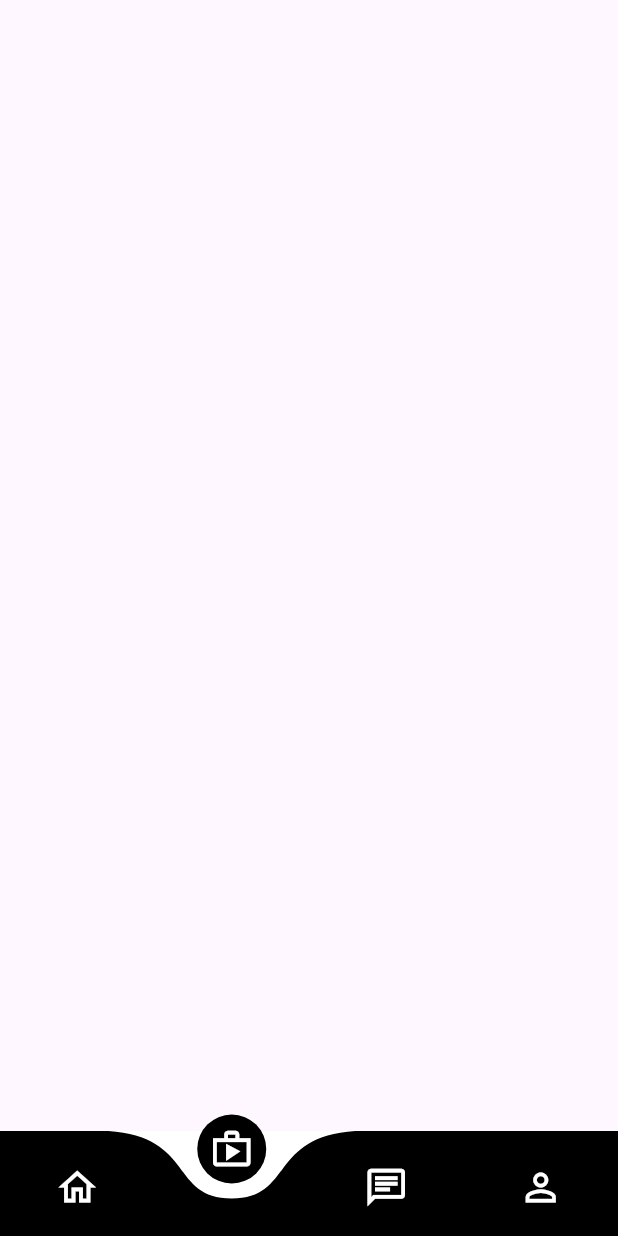
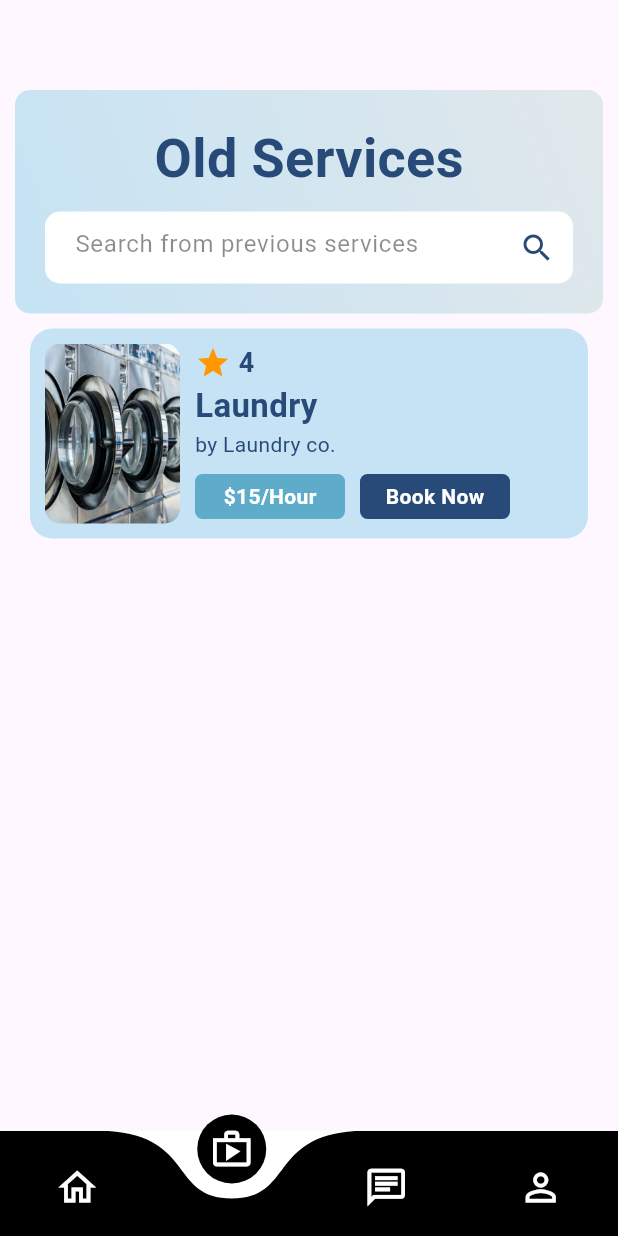
Before and after one commit to BartugKaan/Service-App-with-Flutter, a Flutter app: the screen it shows after launch, item 2 of the bottom bar chosen, on a phone screen of 412 x 824 dp. Run offline on Flutter 3.47's test engine with Material 3 defaults, Android fonts, the phone set to English and light mode, and no system bars; drawn by our look-alikes of curved_navigation_bar.

Commit message:
add: implement Order page layout with search functionality and service display

```diff
--- a/lib/pages/order.dart
+++ b/lib/pages/order.dart
@@ -1,4 +1,5 @@
 import 'package:flutter/material.dart';
+import 'package:service_app/widgets/service_row_widget.dart';
 
 class Order extends StatefulWidget {
   const Order({super.key});
@@ -10,6 +11,65 @@ class Order extends StatefulWidget {
 class _OrderState extends State<Order> {
   @override
   Widget build(BuildContext context) {
-    return Scaffold();
+    return Scaffold(
+      body: Container(
+        width: MediaQuery.of(context).size.width,
+        margin: EdgeInsets.only(top: 60),
+        child: Column(
+          children: [
+            Container(
+              padding: EdgeInsets.all(20),
+              margin: EdgeInsets.only(right: 10, left: 10),
+              decoration: BoxDecoration(
+                  gradient: LinearGradient(colors: [
+                    Color.fromARGB(255, 225, 232, 235),
+                    Color.fromARGB(255, 197, 227, 244),
+                  ], begin: Alignment.topRight, end: Alignment.bottomLeft),
+                  borderRadius: BorderRadius.circular(10)),
+              child: Column(
+                mainAxisAlignment: MainAxisAlignment.center,
+                children: [
+                  Center(
+                    child: Text(
+                      "Old Services",
+                      style: TextStyle(
+                          fontSize: 36,
+                          color: Color(0xff284a79),
+                          fontWeight: FontWeight.bold),
+                    ),
+                  ),
+                  SizedBox(height: 10),
+                  Container(
+                    padding: EdgeInsets.only(left: 20.0),
+                    width: MediaQuery.of(context).size.width,
+                    decoration: BoxDecoration(
+                        color: Colors.white,
+                        borderRadius: BorderRadius.circular(10)),
+                    child: TextField(
+                      decoration: InputDecoration(
+                        border: InputBorder.none,
+                        hintText: "Search from previous services",
+                        hintStyle:
+                            TextStyle(color: Colors.black45, fontSize: 16),
+                        suffixIcon:
+                            Icon(Icons.search, color: Color(0xff284a79)),
+                        contentPadding: EdgeInsets.symmetric(vertical: 10.0),
+                      ),
+                    ),
+                  ),
+                ],
+              ),
+            ),
+            SizedBox(height: 10),
+            ServiceRow(
+                serviceImage: "images/laundry.png",
+                serviceScore: "4",
+                serviceProvider: "by Laundry co.",
+                servicePrice: "\$15/Hour",
+                serviceName: "Laundry")
+          ],
+        ),
+      ),
+    );
   }
 }
```
